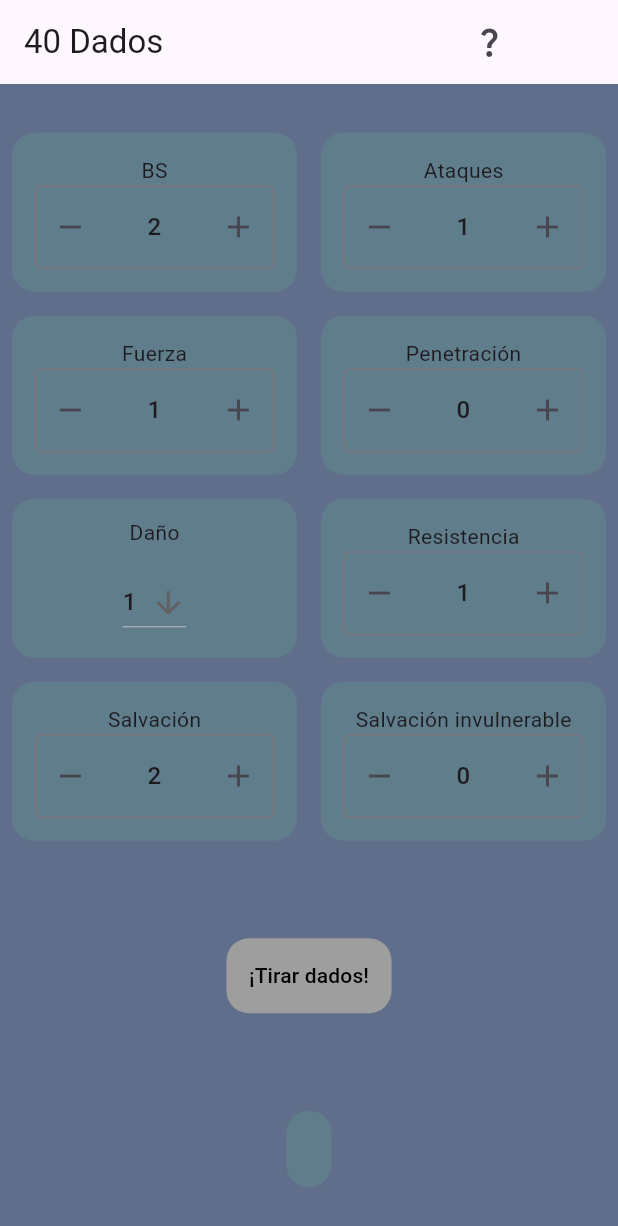
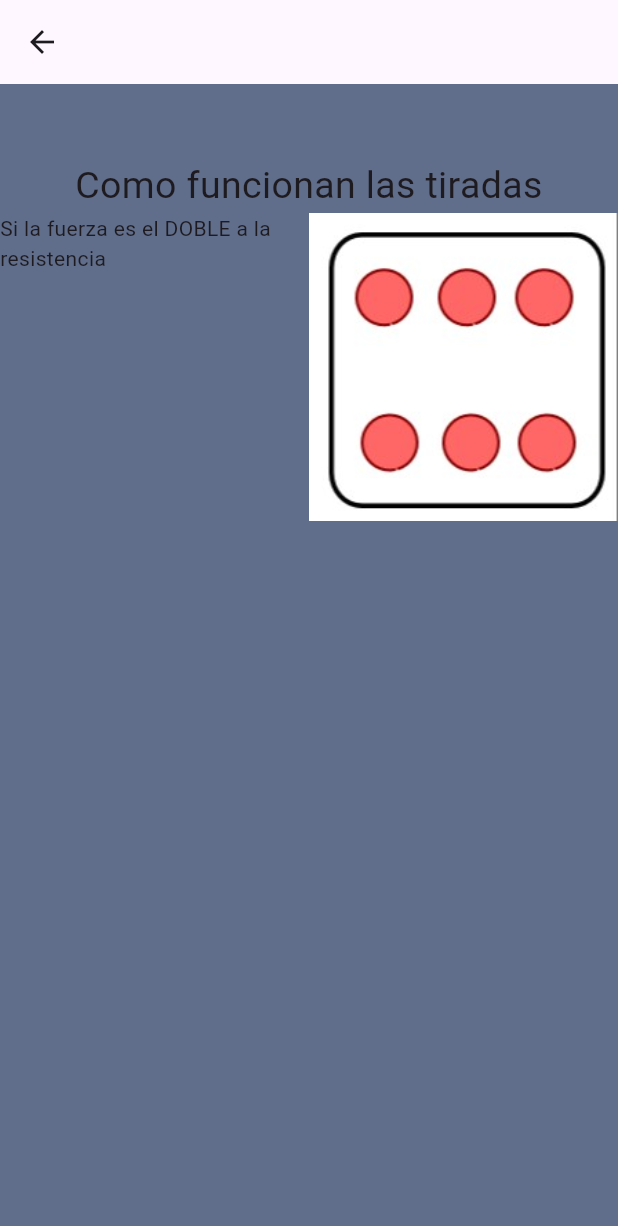
Before and after one commit to AlvaroPaniego/40-Dados, a Flutter app: the screen it shows after launch, after a tap on the "question mark" icon, on a phone screen of 412 x 824 dp. Shown: the top 1226 px of the screen. Run offline on Flutter 3.47's test engine with Material 3 defaults, Android fonts, the phone set to English and light mode, and no system bars; drawn by our look-alikes of flutter_spinbox; our stand-ins replace sensors_plus.

Commit message:
Hay que buscar el modo de poner fotos

```diff
--- /dev/null
+++ b/dados_40/lib/leyenda.dart
@@ -0,0 +1,40 @@
+import 'package:flutter/cupertino.dart';
+import 'package:flutter/material.dart';
+
+class PaginaLeyenda extends StatelessWidget {
+  const PaginaLeyenda({super.key});
+
+  @override
+  Widget build(BuildContext context) {
+    return Scaffold(
+      backgroundColor: const Color.fromRGBO(96, 110, 140, 1.0),
+      appBar: AppBar(),
+      body: Center(
+        child: Column(
+          crossAxisAlignment: CrossAxisAlignment.center,
+          children: [
+            const SizedBox(
+              height: 50,
+            ),
+            const Text("Como funcionan las tiradas",
+            style: TextStyle(
+              fontSize: 25.0,
+              ),
+            textAlign: TextAlign.end,
+            ),
+            Table(
+              children: const [
+                TableRow(
+                  children: [
+                    Text("Si la fuerza es el DOBLE a la resistencia"),
+                    Image(image: AssetImage("img/1.png"))
+                  ]
+                )
+              ],
+            )
+          ],
+        ),
+      ),
+    );
+  }
+}
--- a/dados_40/lib/principal.dart
+++ b/dados_40/lib/principal.dart
@@ -1,6 +1,10 @@
+import 'dart:async';
+
 import 'package:dados_40/gestor_tiradas.dart';
+import 'package:dados_40/leyenda.dart';
 import 'package:flutter/material.dart';
 import 'package:flutter_spinbox/flutter_spinbox.dart';
+import 'package:sensors_plus/sensors_plus.dart';
 
 List<String> damageList = ["1", "2", "3", "d6", "d3"];
 
@@ -12,21 +16,84 @@ class Principal extends StatefulWidget {
 }
 
 class _PrincipalState extends State<Principal> {
+  UserAccelerometerEvent? _userAccelerometerEvent;
+  static const Duration _ignoreDuration = Duration(milliseconds: 20);
+  DateTime? _userAccelerometerUpdateTime;
+  int? _userAccelerometerLastInterval;
+  Duration sensorInterval = SensorInterval.normalInterval;
+  final _streamSubscriptions = <StreamSubscription<dynamic>>[];
   String selectedItem = damageList.first;
   String result = "", damage = damageList.first;
-  int bs = 2, attacks = 1, strength = 1, toughness = 1, save = 2, ap = 0, invul = 0;
+  int bs = 2,
+      attacks = 1,
+      strength = 1,
+      toughness = 1,
+      save = 2,
+      ap = 0,
+      invul = 0;
   GestorTiradas gt = GestorTiradas();
+
+  @override
+  void initState() {
+    super.initState();
+    accelerometerEventStream().listen((event) {
+      if (event.x >= 10.0 || event.z >= 10.0 || event.y >= 19.8) {
+        updateResult(bs, attacks, strength, toughness, save, invul, ap, damage);
+      }
+    });
+
+    // _streamSubscriptions.add(
+    //   userAccelerometerEventStream(samplingPeriod: sensorInterval).listen(
+    //         (UserAccelerometerEvent event) {
+    //       final now = DateTime.now();
+    //       setState(() {
+    //         _userAccelerometerEvent = event;
+    //         if (_userAccelerometerUpdateTime != null) {
+    //           final interval = now.difference(_userAccelerometerUpdateTime!);
+    //           if (interval > _ignoreDuration) {
+    //             _userAccelerometerLastInterval = interval.inMilliseconds;
+    //           }
+    //         }
+    //       });
+    //       _userAccelerometerUpdateTime = now;
+    //     },
+    //     onError: (e) {
+    //       showDialog(
+    //           context: context,
+    //           builder: (context) {
+    //             return const AlertDialog(
+    //               title: Text("Sensor Not Found"),
+    //               content: Text(
+    //                   "It seems that your device doesn't support User Accelerometer Sensor"),
+    //             );
+    //           });
+    //     },
+    //     cancelOnError: true,
+    //   ),
+    // );
+  }
+
+  @override
+  void dispose() {
+    super.dispose();
+    for (final subscription in _streamSubscriptions) {
+      subscription.cancel();
+    }
+  }
+
   @override
   Widget build(BuildContext context) {
     return Scaffold(
       backgroundColor: const Color.fromRGBO(96, 110, 140, 1.0),
       appBar: AppBar(
         actions: [
-          IconButton(onPressed: () {
-
-          }, icon: const Icon(Icons.question_mark_sharp)),
+          IconButton(
+              onPressed: () {
+                Navigator.push(context, MaterialPageRoute(builder: (context) => const PaginaLeyenda()));
+              },
+              icon: const Icon(Icons.question_mark_sharp)),
           SizedBox(
-            width: MediaQuery.of(context).size.width*0.15,
+            width: MediaQuery.of(context).size.width * 0.15,
           )
         ],
         title: const Text("40 Dados"),
@@ -57,7 +124,8 @@ class _PrincipalState extends State<Principal> {
           TextButton(
             onPressed: () {
               setState(() {
-                result = updateResult(bs, attacks, strength, toughness, save, invul, ap, damage);
+                result = updateResult(
+                    bs, attacks, strength, toughness, save, invul, ap, damage);
               });
             },
             child: Container(
@@ -76,8 +144,7 @@ class _PrincipalState extends State<Principal> {
                   color: Colors.blueGrey),
               padding: const EdgeInsets.all(15.0),
               margin: const EdgeInsets.all(8.0),
-              child: Text(result)
-          )
+              child: Text(result))
         ],
       ),
     );
@@ -102,7 +169,7 @@ class _PrincipalState extends State<Principal> {
             keyboardType: TextInputType.none,
             onChanged: (value) {
               setState(() {
-                switch(text){
+                switch (text) {
                   case "BS":
                     bs = value.toInt();
                     break;
@@ -119,7 +186,6 @@ class _PrincipalState extends State<Principal> {
                     toughness = value.toInt();
                     break;
                   case "Salvación":
-
                     save = value.toInt();
                     break;
                   case "Salvación invulnerable":
@@ -134,7 +200,8 @@ class _PrincipalState extends State<Principal> {
     );
   }
 
-  String updateResult(int bs, int attacks, int strength, int toughness, int save, int invul, int ap, String damage){
+  String updateResult(int bs, int attacks, int strength, int toughness,
+      int save, int invul, int ap, String damage) {
     int hits = gt.calculateHits(bs, attacks);
     int wounds = gt.calculateWounds(hits, strength, toughness);
     int totalDamage = gt.calculateDamage(damage, wounds, ap, invul, save);
```
Also changed, not shown: dados_40/pubspec.yaml (+8 -0 lines), dados_40/img/1.png (added), dados_40/img/2.png (added), dados_40/img/3.png (added), dados_40/img/4.png (added), dados_40/img/5.png (added), dados_40/img/6.png (added), dados_40/pubspec.lock, 1 other file.
